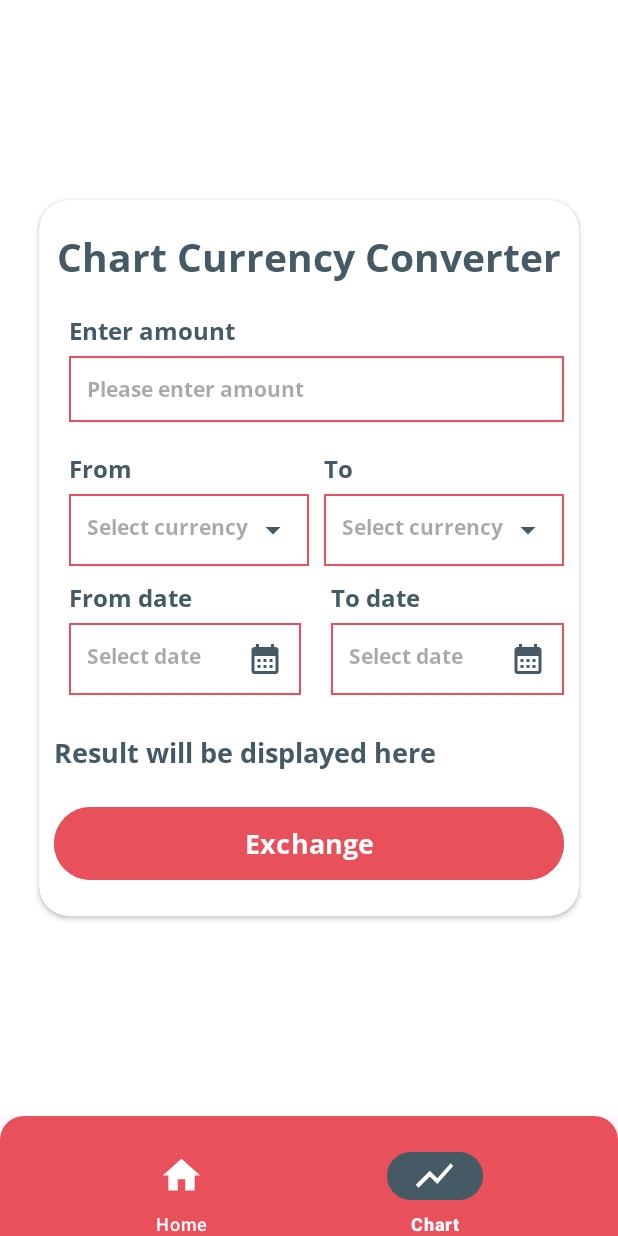
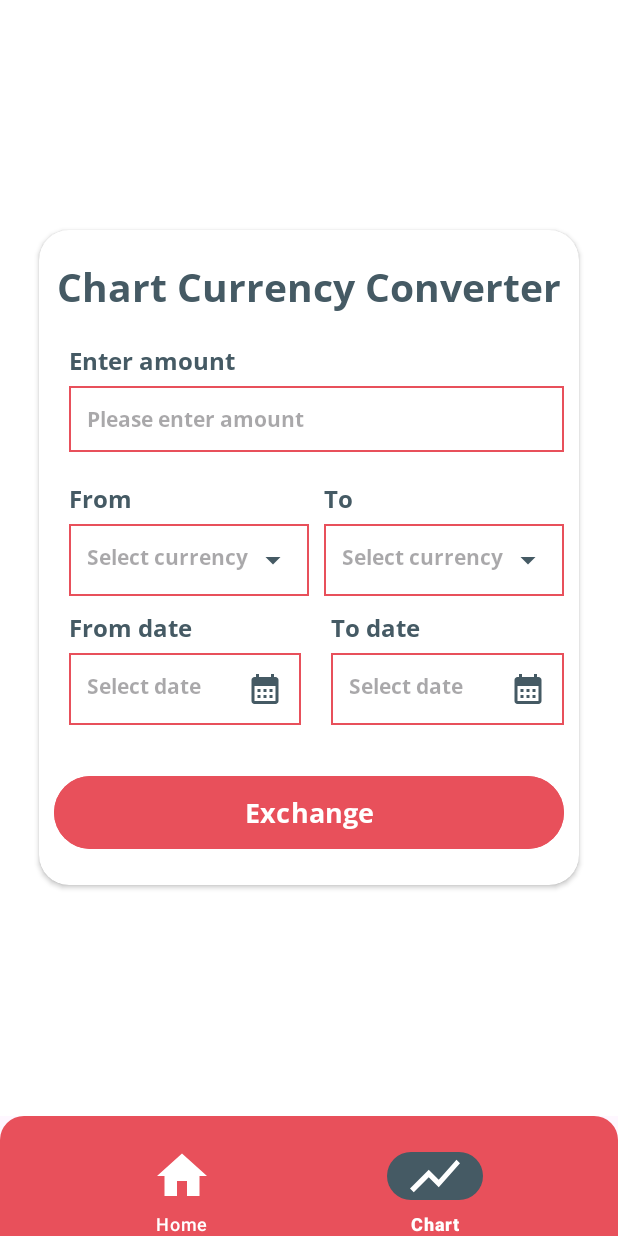
Before and after one commit to NguyenSongHau/coding-challenges, an Android app: the BottomNavigationActivity screen opened directly, with no data from a screen before it, item 2 of the bottom bar chosen, on a phone screen of 412 x 824 dp. Run offline under Robolectric (Android 15) with nearby library versions, the phone set to English and light mode, and no system bars; libraries missing offline, so code that uses them is left out: com.github.mikephil.charting.

Commit message:
Fix Design, Clean Code And Add README

```diff
--- a/CurrencyConverter/app/src/main/java/com/nsh/currencyconverter/views/BottomNavigationActivity.kt
+++ b/CurrencyConverter/app/src/main/java/com/nsh/currencyconverter/views/BottomNavigationActivity.kt
@@ -13,6 +13,10 @@ import com.nsh.currencyconverter.views.fragments.ChartFragment
 
 class BottomNavigationActivity : AppCompatActivity() {
     private lateinit var bottomNavigationView: BottomNavigationView
+    private val homeFragment = HomeFragment()
+    private val chartFragment = ChartFragment()
+
+    private var activeFragment: Fragment = homeFragment
 
     override fun onCreate(savedInstanceState: Bundle?) {
         super.onCreate(savedInstanceState)
@@ -28,27 +32,23 @@ class BottomNavigationActivity : AppCompatActivity() {
 
         bottomNavigationView = findViewById(R.id.bottomNavigation)
 
-        if (savedInstanceState == null) {
-            replaceFragment(HomeFragment())
-        }
+        supportFragmentManager.beginTransaction().add(R.id.frameContainer, chartFragment, "2").hide(chartFragment).commit()
+        supportFragmentManager.beginTransaction().add(R.id.frameContainer, homeFragment, "1").commit()
 
         bottomNavigationView.setOnNavigationItemSelectedListener { menuItem ->
             when (menuItem.itemId) {
                 R.id.bottom_home -> {
-                    replaceFragment(HomeFragment())
+                    supportFragmentManager.beginTransaction().hide(activeFragment).show(homeFragment).commit()
+                    activeFragment = homeFragment
                     true
                 }
                 R.id.bottom_chart -> {
-                    replaceFragment(ChartFragment())
+                    supportFragmentManager.beginTransaction().hide(activeFragment).show(chartFragment).commit()
+                    activeFragment = chartFragment
                     true
                 }
                 else -> false
             }
         }
-        replaceFragment(HomeFragment())
-    }
-
-    private fun replaceFragment(fragment: Fragment) {
-        supportFragmentManager.beginTransaction().replace(R.id.frameContainer, fragment).commit()
     }
 }
--- a/CurrencyConverter/app/src/main/res/layout/activity_bottom_navigation.xml
+++ b/CurrencyConverter/app/src/main/res/layout/activity_bottom_navigation.xml
@@ -21,7 +21,7 @@
         android:layout_height="wrap_content"
         android:background="@drawable/bottom_background"
         app:itemActiveIndicatorStyle="@style/App.Custom.Indicator"
-        app:itemIconSize="30dp"
+        app:itemIconSize="40dp"
         app:itemIconTint="@color/white"
         app:itemPaddingTop="24dp"
         app:itemPaddingBottom="1dp"
--- a/CurrencyConverter/app/src/main/res/layout/fragment_chart.xml
+++ b/CurrencyConverter/app/src/main/res/layout/fragment_chart.xml
@@ -211,17 +211,6 @@
                         </LinearLayout>
                     </LinearLayout>
 
-                    <TextView
-                        android:id="@+id/resultTextView"
-                        android:layout_width="match_parent"
-                        android:layout_height="wrap_content"
-                        android:layout_marginTop="16dp"
-                        android:fontFamily="@font/opensans_bold"
-                        android:text="Result will be displayed here"
-                        android:textColor="@color/subColor"
-                        android:textSize="18sp"
-                         />
-
                     <Button
                         android:id="@+id/exchangeButton"
                         android:layout_width="match_parent"
```
Also changed, not shown: CurrencyConverter/app/src/main/java/com/nsh/currencyconverter/utils/Utils.kt (+50 -1 lines), CurrencyConverter/app/src/main/java/com/nsh/currencyconverter/views/dialog/ChartDialog.kt (renamed from CurrencyConverter/app/src/main/java/com/nsh/currencyconverter/views/dialog/FullScreenDialog.kt, +3 -4 lines), CurrencyConverter/app/src/main/java/com/nsh/currencyconverter/views/fragments/ChartFragment.kt (+37 -123 lines), CurrencyConverter/app/src/main/java/com/nsh/currencyconverter/views/fragments/HomeFragment.kt (+16 -12 lines), CurrencyConverter/app/src/main/res/layout/dialog_chart.xml (renamed from CurrencyConverter/app/src/main/res/layout/dialog_fullscreen.xml, +5 -4 lines), 1 other file.
